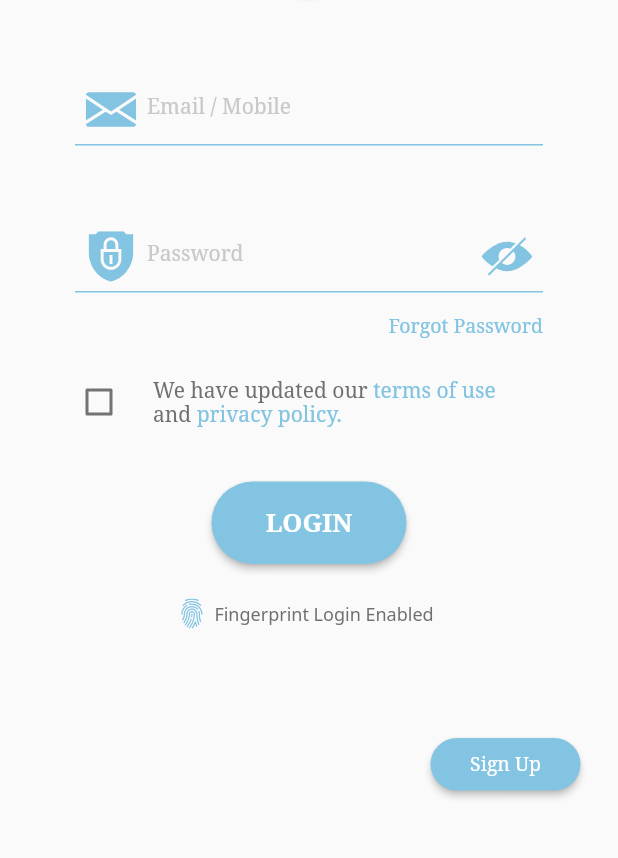
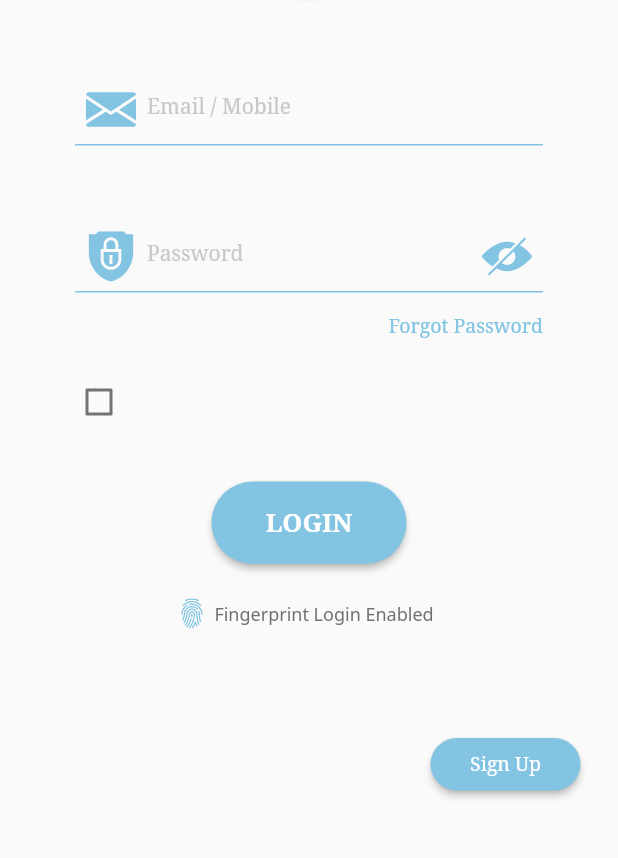
Before and after one commit to suvro467/auto_pilot, a Flutter app: the screen it shows after launch, on a phone screen of 412 x 824 dp, the part 366-1224 px from its top. Run offline on Flutter 3.47's test engine with Material 2 defaults, Android fonts, the phone set to English and light mode, and no system bars; our stand-ins replace flutter_svg, google_fonts, hexcolor; project files that could hold a hidden picture were left out.

Commit message:
Testing Commit by commenting the updated terms text from checkboxlisttile.

```diff
--- a/lib/screens/login_signup_screens/login_screen.dart
+++ b/lib/screens/login_signup_screens/login_screen.dart
@@ -214,7 +214,7 @@ class _LoginScreenState extends State<LoginScreen> {
                   ),
                   child: CheckboxListTile(
                     activeColor: Globals.appColor,
-                    title: RichText(
+                    /* title: RichText(
                       text: TextSpan(
                         text: 'We have updated our ',
                         style: GoogleFonts.notoSerif(
@@ -249,7 +249,7 @@ class _LoginScreenState extends State<LoginScreen> {
                           ),
                         ],
                       ),
-                    ),
+                    ), */
 
                     value: _acceptTerms,
                     onChanged: (newValue) {
```
